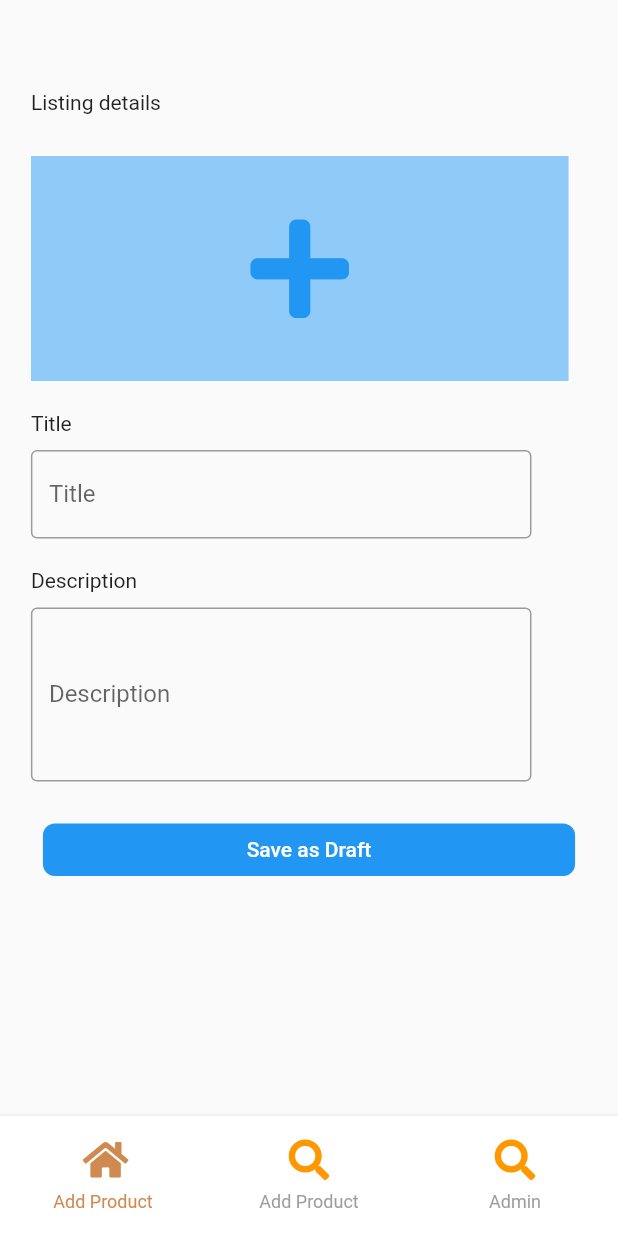
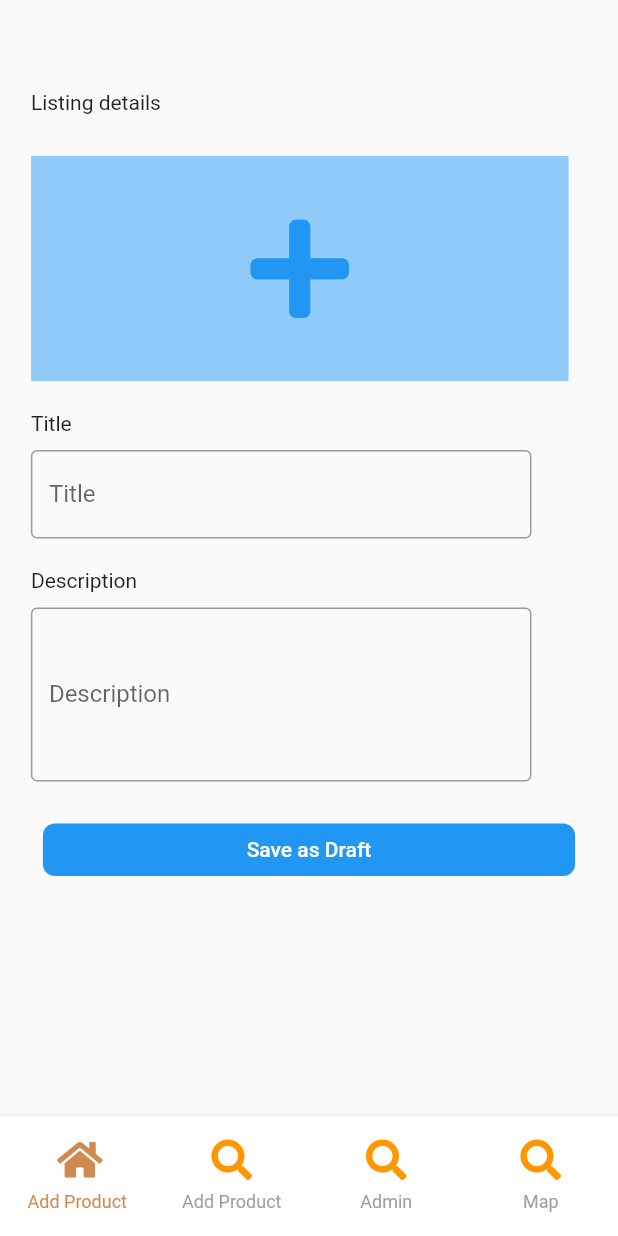
Before and after one commit to elham-rababah/rhinosoft, a Flutter app: the screen it shows once a user with an empty profile is signed in, swiped to page 2, on a phone screen of 412 x 824 dp. Run offline on Flutter 3.47's test engine with Material 2 defaults, Android fonts, the phone set to English and light mode, and no system bars; our stand-ins replace cloud_firestore, firebase_auth, firebase_messaging, firebase_storage, font_awesome_flutter, google_maps_flutter and 2 more; accounts and stored records are empty.

```diff
--- a/lib/pages/landing_page.dart
+++ b/lib/pages/landing_page.dart
@@ -3,6 +3,7 @@ import 'package:flutter/material.dart';
 import 'package:pizaaelk/pages/admin_page.dart';
 
 import '../widget/bottom_nav_bar.dart';
+import 'google_map.dart';
 import 'products/add_product_page.dart';
 import 'products/product_list_page.dart';
 
@@ -45,7 +46,8 @@ class _LandingPageState extends State<LandingPage> {
         children: [
           ProductListPage(),
           AddProductPage(onChange: _changeCurrentTab,),
-          AdminPage()
+          AdminPage(),
+          GoogleMapPage()
         ],
       ),
       bottomNavigationBar: BottomNavBar(changeIndex: _changeCurrentTab),
--- a/lib/widget/bottom_nav_bar.dart
+++ b/lib/widget/bottom_nav_bar.dart
@@ -1,14 +1,21 @@
 import 'package:flutter/material.dart';
 import 'package:font_awesome_flutter/font_awesome_flutter.dart';
-class BottomNavigationItem  extends StatelessWidget{
+
+class BottomNavigationItem extends StatelessWidget {
   final IconData icon;
   final IconData activeIcon;
   final ValueChanged<int> changeIndex;
   final int index;
-  String title='test';
+  String title = 'test';
   final int currentIndex;
 
-  BottomNavigationItem({this.icon,this.title, this.activeIcon, this.changeIndex, this.index, this.currentIndex});
+  BottomNavigationItem(
+      {this.icon,
+      this.title,
+      this.activeIcon,
+      this.changeIndex,
+      this.index,
+      this.currentIndex});
 
   @override
   Widget build(BuildContext context) {
@@ -25,9 +32,23 @@ class BottomNavigationItem  extends StatelessWidget{
               mainAxisSize: MainAxisSize.min,
               mainAxisAlignment: MainAxisAlignment.center,
               children: <Widget>[
-                Container(child: Icon(currentIndex==index ? activeIcon : icon, color: currentIndex==index ?Color(0xFFCF8A50) : Colors.orange, size: 27.0))
-                ,SizedBox(height: 8,)
-                ,Text(title,style: TextStyle(fontSize: 12,color: currentIndex==index ?Color(0xFFCF8A50) : Colors.grey),)
+                Container(
+                    child: Icon(currentIndex == index ? activeIcon : icon,
+                        color: currentIndex == index
+                            ? Color(0xFFCF8A50)
+                            : Colors.orange,
+                        size: 27.0)),
+                SizedBox(
+                  height: 8,
+                ),
+                Text(
+                  title,
+                  style: TextStyle(
+                      fontSize: 12,
+                      color: currentIndex == index
+                          ? Color(0xFFCF8A50)
+                          : Colors.grey),
+                )
               ],
             ),
           ),
@@ -41,14 +62,14 @@ class BottomNavBar extends StatefulWidget {
   final Function changeIndex;
   Color color;
 
-  BottomNavBar({Key key, this.changeIndex,this.color}) : super(key: key);
+  BottomNavBar({Key key, this.changeIndex, this.color}) : super(key: key);
 
   @override
   _BottomNavBarState createState() => _BottomNavBarState();
 }
 
-class _BottomNavBarState extends State<BottomNavBar> with SingleTickerProviderStateMixin {
-
+class _BottomNavBarState extends State<BottomNavBar>
+    with SingleTickerProviderStateMixin {
   int _index = 0;
 
   _changeIndex(int index) {
@@ -57,22 +78,26 @@ class _BottomNavBarState extends State<BottomNavBar> with SingleTickerProviderSt
       _index = index;
     });
   }
+
   @override
   Widget build(BuildContext context) {
     return BottomAppBar(
         elevation: 4.0,
         notchMargin: 10.0,
         shape: CircularNotchedRectangle(),
-        color: widget.color!=null ?widget.color:Theme.of(context).bottomAppBarColor,
+        color: widget.color != null
+            ? widget.color
+            : Theme.of(context).bottomAppBarColor,
         child: Row(
           mainAxisSize: MainAxisSize.max,
           mainAxisAlignment: MainAxisAlignment.spaceAround,
           children: <Widget>[
             BottomNavigationItem(
-              icon: FontAwesomeIcons.home ,
-              activeIcon:  FontAwesomeIcons.home,
+              icon: FontAwesomeIcons.home,
+              activeIcon: FontAwesomeIcons.home,
               changeIndex: _changeIndex,
-              index: _index, currentIndex: 0,
+              index: _index,
+              currentIndex: 0,
               title: 'Add Product',
             ),
             BottomNavigationItem(
@@ -82,7 +107,6 @@ class _BottomNavBarState extends State<BottomNavBar> with SingleTickerProviderSt
               index: _index,
               currentIndex: 1,
               title: 'Add Product',
-
             ),
             BottomNavigationItem(
               icon: FontAwesomeIcons.search,
@@ -91,10 +115,16 @@ class _BottomNavBarState extends State<BottomNavBar> with SingleTickerProviderSt
               index: _index,
               currentIndex: 2,
               title: 'Admin',
-
+            ),
+            BottomNavigationItem(
+              icon: FontAwesomeIcons.search,
+              activeIcon: FontAwesomeIcons.search,
+              changeIndex: _changeIndex,
+              index: _index,
+              currentIndex: 3,
+              title: 'Map',
             ),
           ],
-        )
-    );
+        ));
   }
 }
--- a/pubspec.yaml
+++ b/pubspec.yaml
@@ -47,6 +47,8 @@ dependencies:
   carousel_slider: ^2.2.1
 
   modal_progress_hud: ^0.1.3
+
+  google_maps_flutter: ^0.5.27+1
 
 
 
```
Also changed, not shown: lib/pages/google_map.dart (added, +49 -0 lines), pubspec.lock, 1 other file.
